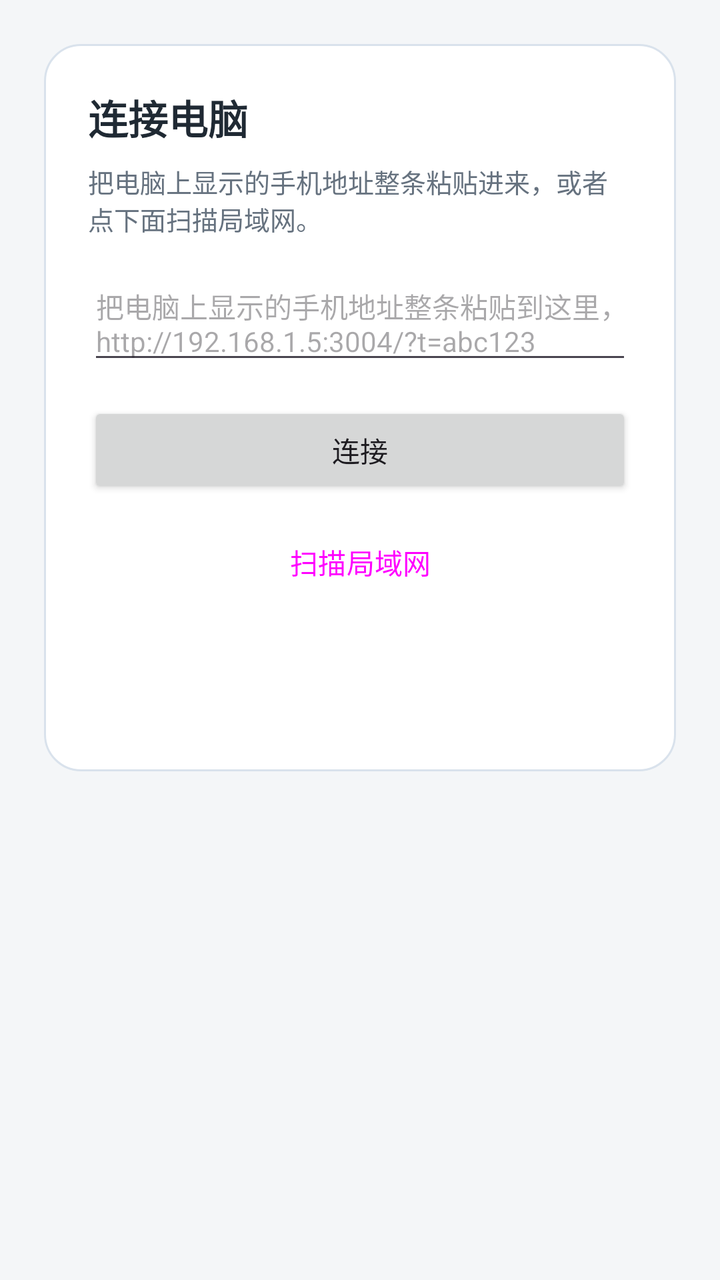
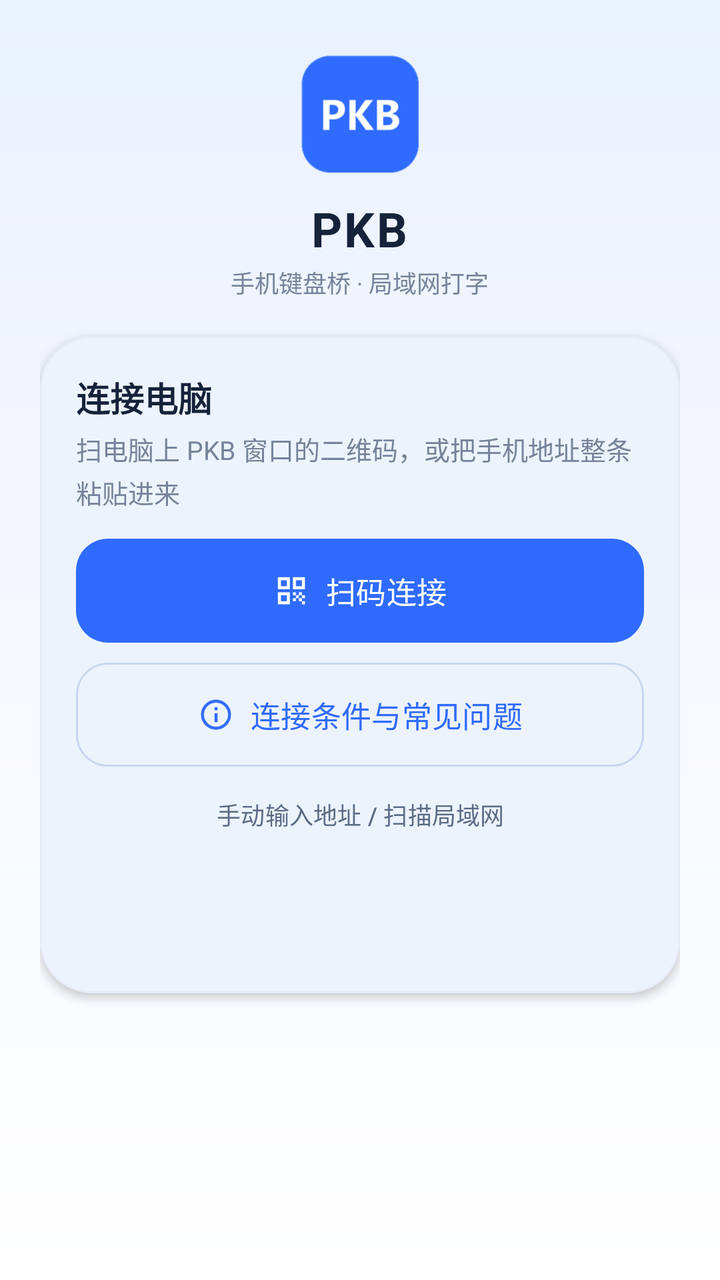

Two renders of the same Android screen: before a commit and after it. Below are the layout's source before the change and the commit's diff.
<!-- AndroidManifest.xml: application theme Theme.PKB -->
<!-- res/layout/activity_main.xml -->
<?xml version="1.0" encoding="utf-8"?>
<FrameLayout xmlns:android="http://schemas.android.com/apk/res/android"
    android:layout_width="match_parent"
    android:layout_height="match_parent"
    android:background="#F4F6F8">

    <WebView
        android:id="@+id/webView"
        android:layout_width="match_parent"
        android:layout_height="match_parent"
        android:visibility="gone" />

    <ScrollView
        android:id="@+id/setupScroll"
        android:layout_width="match_parent"
        android:layout_height="match_parent">

        <LinearLayout
            android:id="@+id/setupPanel"
            android:layout_width="match_parent"
            android:layout_height="wrap_content"
            android:layout_margin="22dp"
            android:background="@drawable/bg_card"
            android:orientation="vertical"
            android:padding="22dp">

            <TextView
                android:layout_width="wrap_content"
                android:layout_height="wrap_content"
                android:text="@string/setup_title"
                android:textColor="#1F2933"
                android:textSize="20sp"
                android:textStyle="bold" />

            <TextView
                android:layout_width="match_parent"
                android:layout_height="wrap_content"
                android:layout_marginTop="8dp"
                android:text="把电脑上显示的手机地址整条粘贴进来，或者点下面扫描局域网。"
                android:textColor="#66727F"
                android:textSize="13sp" />

            <EditText
                android:id="@+id/addressInput"
                android:layout_width="match_parent"
                android:layout_height="wrap_content"
                android:layout_marginTop="14dp"
                android:gravity="top"
                android:hint="@string/setup_hint"
                android:inputType="textUri"
                android:minLines="2"
                android:textSize="14sp" />

            <Button
                android:id="@+id/connectBtn"
                android:layout_width="match_parent"
                android:layout_height="wrap_content"
                android:layout_marginTop="14dp"
                android:text="@string/setup_connect" />

            <Button
                android:id="@+id/scanBtn"
                style="?attr/materialButtonOutlinedStyle"
                android:layout_width="match_parent"
                android:layout_height="wrap_content"
                android:layout_marginTop="8dp"
                android:text="@string/setup_scan" />

            <TextView
                android:id="@+id/setupStatus"
                android:layout_width="match_parent"
                android:layout_height="wrap_content"
                android:layout_marginTop="14dp"
                android:textColor="#66727F"
                android:textSize="13sp" />

            <TextView
                android:id="@+id/foundList"
                android:layout_width="match_parent"
                android:layout_height="wrap_content"
                android:layout_marginTop="8dp"
                android:textColor="#2F6FED"
                android:textSize="14sp" />
        </LinearLayout>
    </ScrollView>

    <Button
        android:id="@+id/changeBtn"
        android:layout_width="wrap_content"
        android:layout_height="36dp"
        android:layout_gravity="top|end"
        android:layout_margin="8dp"
        android:minWidth="0dp"
        android:paddingLeft="12dp"
        android:paddingRight="12dp"
        android:text="@string/setup_change"
        android:textSize="12sp"
        android:visibility="gone" />
</FrameLayout>
<!-- resources referenced by this layout -->
<resources>
  <!-- drawable bg_card (drawable) -->
  <?xml version="1.0" encoding="utf-8"?>
  <shape xmlns:android="http://schemas.android.com/apk/res/android"
      android:shape="rectangle">
      <solid android:color="#FFFFFF" />
      <corners android:radius="18dp" />
      <stroke
          android:width="1dp"
          android:color="#D9E2EC" />
  </shape>
  <string name="setup_change">修改地址</string>
  <string name="setup_connect">连接</string>
  <string name="setup_hint">把电脑上显示的手机地址整条粘贴到这里，例如：\nhttp://192.168.1.5:3004/?t=abc123</string>
  <string name="setup_scan">扫描局域网</string>
  <string name="setup_title">连接电脑</string>
  <!-- unchanged entries left out for length: 1 -->
</resources>

<!-- the commit's change to res/layout/activity_main.xml (unified diff, before → after) -->
@@ -1,8 +1,9 @@
 <?xml version="1.0" encoding="utf-8"?>
 <FrameLayout xmlns:android="http://schemas.android.com/apk/res/android"
+    xmlns:app="http://schemas.android.com/apk/res-auto"
     android:layout_width="match_parent"
     android:layout_height="match_parent"
-    android:background="#F4F6F8">
+    android:background="@drawable/bg_screen">
 
     <WebView
         android:id="@+id/webView"
@@ -13,87 +14,275 @@
     <ScrollView
         android:id="@+id/setupScroll"
         android:layout_width="match_parent"
-        android:layout_height="match_parent">
+        android:layout_height="match_parent"
+        android:clipToPadding="false"
+        android:fillViewport="true">
 
         <LinearLayout
             android:id="@+id/setupPanel"
             android:layout_width="match_parent"
             android:layout_height="wrap_content"
-            android:layout_margin="22dp"
-            android:background="@drawable/bg_card"
             android:orientation="vertical"
-            android:padding="22dp">
+            android:paddingLeft="20dp"
+            android:paddingTop="26dp"
+            android:paddingRight="20dp"
+            android:paddingBottom="24dp">
+
+            <ImageView
+                android:layout_width="62dp"
+                android:layout_height="62dp"
+                android:layout_gravity="center_horizontal"
+                android:contentDescription="@string/app_name"
+                android:src="@drawable/ic_launcher" />
 
             <TextView
                 android:layout_width="wrap_content"
                 android:layout_height="wrap_content"
-                android:text="@string/setup_title"
-                android:textColor="#1F2933"
-                android:textSize="20sp"
+                android:layout_gravity="center_horizontal"
+                android:layout_marginTop="10dp"
+                android:letterSpacing="0.04"
+                android:text="@string/app_name"
+                android:textColor="#15223A"
+                android:textSize="24sp"
                 android:textStyle="bold" />
 
             <TextView
+                android:layout_width="wrap_content"
+                android:layout_height="wrap_content"
+                android:layout_gravity="center_horizontal"
+                android:layout_marginTop="2dp"
+                android:text="@string/setup_tagline"
+                android:textColor="#76839A"
+                android:textSize="12sp" />
+
+            <com.google.android.material.card.MaterialCardView
                 android:layout_width="match_parent"
                 android:layout_height="wrap_content"
-                android:layout_marginTop="8dp"
-                android:text="把电脑上显示的手机地址整条粘贴进来，或者点下面扫描局域网。"
-                android:textColor="#66727F"
-                android:textSize="13sp" />
-
-            <EditText
-                android:id="@+id/addressInput"
-                android:layout_width="match_parent"
-                android:layout_height="wrap_content"
-                android:layout_marginTop="14dp"
-                android:gravity="top"
-                android:hint="@string/setup_hint"
-                android:inputType="textUri"
-                android:minLines="2"
-                android:textSize="14sp" />
-
-            <Button
-                android:id="@+id/connectBtn"
-                android:layout_width="match_parent"
-                android:layout_height="wrap_content"
-                android:layout_marginTop="14dp"
-                android:text="@string/setup_connect" />
-
-            <Button
-                android:id="@+id/scanBtn"
-                style="?attr/materialButtonOutlinedStyle"
-                android:layout_width="match_parent"
-                android:layout_height="wrap_content"
-                android:layout_marginTop="8dp"
-                android:text="@string/setup_scan" />
-
-            <TextView
-                android:id="@+id/setupStatus"
-                android:layout_width="match_parent"
-                android:layout_height="wrap_content"
-                android:layout_marginTop="14dp"
-                android:textColor="#66727F"
-                android:textSize="13sp" />
-
-            <TextView
-                android:id="@+id/foundList"
-                android:layout_width="match_parent"
-                android:layout_height="wrap_content"
-                android:layout_marginTop="8dp"
-                android:textColor="#2F6FED"
-                android:textSize="14sp" />
+                android:layout_marginTop="18dp"
+                app:cardBackgroundColor="#FFFFFF"
+                app:cardCornerRadius="26dp"
+                app:cardElevation="3dp"
+                app:strokeColor="#E6ECF7"
+                app:strokeWidth="1dp">
+
+                <LinearLayout
+                    android:layout_width="match_parent"
+                    android:layout_height="wrap_content"
+                    android:orientation="vertical"
+                    android:padding="18dp">
+
+                    <TextView
+                        android:layout_width="wrap_content"
+                        android:layout_height="wrap_content"
+                        android:text="@string/setup_title"
+                        android:textColor="#15223A"
+                        android:textSize="17sp"
+                        android:textStyle="bold" />
+
+                    <TextView
+                        android:layout_width="match_parent"
+                        android:layout_height="wrap_content"
+                        android:layout_marginTop="4dp"
+                        android:lineSpacingExtra="3dp"
+                        android:text="@string/setup_sub"
+                        android:textColor="#76839A"
+                        android:textSize="13sp" />
+
+                    <com.google.android.material.button.MaterialButton
+                        android:id="@+id/resumeBtn"
+                        style="@style/Widget.Material3.Button.TonalButton"
+                        android:layout_width="match_parent"
+                        android:layout_height="48dp"
+                        android:layout_marginTop="14dp"
+                        android:insetTop="0dp"
+                        android:insetBottom="0dp"
+                        android:text="@string/setup_resume"
+                        android:textColor="#1D4FD8"
+                        android:textSize="14sp"
+                        android:visibility="gone"
+                        app:backgroundTint="#E8F0FF"
+                        app:cornerRadius="16dp"
+                        app:icon="@drawable/ic_link"
+                        app:iconGravity="textStart"
+                        app:iconPadding="8dp"
+                        app:iconTint="#1D4FD8" />
+
+                    <com.google.android.material.button.MaterialButton
+                        android:id="@+id/qrBtn"
+                        android:layout_width="match_parent"
+                        android:layout_height="52dp"
+                        android:layout_marginTop="14dp"
+                        android:insetTop="0dp"
+                        android:insetBottom="0dp"
+                        android:text="@string/setup_qr"
+                        android:textSize="15sp"
+                        app:backgroundTint="#2F6BFF"
+                        app:cornerRadius="16dp"
+                        app:icon="@drawable/ic_qr"
+                        app:iconGravity="textStart"
+                        app:iconPadding="8dp"
+                        app:iconTint="#FFFFFF" />
+
+                    <com.google.android.material.button.MaterialButton
+                        android:id="@+id/helpToggle"
+                        style="@style/Widget.Material3.Button.OutlinedButton"
+                        android:layout_width="match_parent"
+                        android:layout_height="52dp"
+                        android:layout_marginTop="10dp"
+                        android:insetTop="0dp"
+                        android:insetBottom="0dp"
+                        android:text="@string/setup_help_toggle"
+                        android:textColor="#2F6BFF"
+                        android:textSize="15sp"
+                        app:cornerRadius="16dp"
+                        app:icon="@drawable/ic_info"
+                        app:iconGravity="textStart"
+                        app:iconPadding="8dp"
+                        app:iconTint="#2F6BFF"
+                        app:strokeColor="#C9D6EE" />
+
+                    <LinearLayout
+                        android:id="@+id/helpBox"
+                        android:layout_width="match_parent"
+                        android:layout_height="wrap_content"
+                        android:layout_marginTop="10dp"
+                        android:background="@drawable/bg_help"
+                        android:orientation="vertical"
+                        android:padding="14dp"
+                        android:visibility="gone">
+
+                        <TextView
+                            android:layout_width="match_parent"
+                            android:layout_height="wrap_content"
+                            android:lineSpacingExtra="4dp"
+                            android:text="@string/setup_help_body"
+                            android:textColor="#4A5A73"
+                            android:textSize="13sp" />
+                    </LinearLayout>
+
+                    <com.google.android.material.button.MaterialButton
+                        android:id="@+id/manualToggle"
+                        style="@style/Widget.Material3.Button.TextButton"
+                        android:layout_width="wrap_content"
+                        android:layout_height="40dp"
+                        android:layout_gravity="center_horizontal"
+                        android:layout_marginTop="4dp"
+                        android:insetTop="0dp"
+                        android:insetBottom="0dp"
+                        android:text="@string/setup_manual_toggle"
+                        android:textColor="#5B6B85"
+                        android:textSize="12sp" />
+
+                    <LinearLayout
+                        android:id="@+id/manualBox"
+                        android:layout_width="match_parent"
+                        android:layout_height="wrap_content"
+                        android:orientation="vertical"
+                        android:visibility="gone">
+
+                        <com.google.android.material.textfield.TextInputLayout
+                            style="@style/Widget.Material3.TextInputLayout.OutlinedBox"
+                            android:layout_width="match_parent"
+                            android:layout_height="wrap_content"
+                            android:layout_marginTop="6dp"
+                            android:hint="@string/setup_address"
+                            app:boxBackgroundColor="#F7F9FD"
+                            app:boxCornerRadiusBottomEnd="14dp"
+                            app:boxCornerRadiusBottomStart="14dp"
+                            app:boxCornerRadiusTopEnd="14dp"
+                            app:boxCornerRadiusTopStart="14dp"
+                            app:boxStrokeColor="#C9D6EE"
+                            app:startIconDrawable="@drawable/ic_link"
+                            app:startIconTint="#9AA8BF">
+
+                            <com.google.android.material.textfield.TextInputEditText
+                                android:id="@+id/addressInput"
+                                android:layout_width="match_parent"
+                                android:layout_height="wrap_content"
+                                android:gravity="top|start"
+                                android:inputType="textUri"
+                                android:maxLines="4"
+                                android:minLines="2"
+                                android:textColor="#15223A"
+                                android:textSize="14sp" />
+                        </com.google.android.material.textfield.TextInputLayout>
+
+                        <com.google.android.material.button.MaterialButton
+                            android:id="@+id/connectBtn"
+                            style="@style/Widget.Material3.Button.OutlinedButton"
+                            android:layout_width="match_parent"
+                            android:layout_height="48dp"
+                            android:layout_marginTop="10dp"
+                            android:insetTop="0dp"
+                            android:insetBottom="0dp"
+                            android:text="@string/setup_connect"
+                            android:textSize="14sp"
+                            app:cornerRadius="16dp"
+                            app:icon="@drawable/ic_link"
+                            app:iconGravity="textStart"
+                            app:iconPadding="8dp"
+                            app:iconTint="#2F6BFF"
+                            app:strokeColor="#C9D6EE" />
+
+                        <com.google.android.material.button.MaterialButton
+                            android:id="@+id/scanBtn"
+                            style="@style/Widget.Material3.Button.TextButton"
+                            android:layout_width="wrap_content"
+                            android:layout_height="40dp"
+                            android:layout_gravity="center_horizontal"
+                            android:insetTop="0dp"
+                            android:insetBottom="0dp"
+                            android:text="@string/setup_scan"
+                            android:textColor="#5B6B85"
+                            android:textSize="12sp"
+                            app:icon="@drawable/ic_wifi"
+                            app:iconGravity="textStart"
+                            app:iconPadding="6dp"
+                            app:iconSize="16dp"
+                            app:iconTint="#5B6B85" />
+                    </LinearLayout>
+
+                    <TextView
+                        android:id="@+id/setupStatus"
+                        android:layout_width="match_parent"
+                        android:layout_height="wrap_content"
+                        android:layout_marginTop="10dp"
+                        android:lineSpacingExtra="2dp"
+                        android:textColor="#76839A"
+                        android:textSize="13sp" />
+
+                    <TextView
+                        android:id="@+id/foundList"
+                        android:layout_width="match_parent"
+                        android:layout_height="wrap_content"
+                        android:layout_marginTop="6dp"
+                        android:textColor="#2F6BFF"
+                        android:textSize="13sp" />
+                </LinearLayout>
+            </com.google.android.material.card.MaterialCardView>
         </LinearLayout>
     </ScrollView>
 
-    <Button
+    <com.google.android.material.button.MaterialButton
         android:id="@+id/changeBtn"
+        style="@style/Widget.Material3.Button.TextButton"
         android:layout_width="wrap_content"
         android:layout_height="36dp"
         android:layout_gravity="top|end"
-        android:layout_margin="8dp"
+        android:layout_margin="10dp"
+        android:insetTop="0dp"
+        android:insetBottom="0dp"
         android:minWidth="0dp"
         android:paddingLeft="12dp"
         android:paddingRight="12dp"
         android:text="@string/setup_change"
+        android:textColor="#5B6B85"
         android:textSize="12sp"
-        android:visibility="gone" />
+        android:visibility="gone"
+        app:icon="@drawable/ic_link"
+        app:iconGravity="textStart"
+        app:iconPadding="6dp"
+        app:iconSize="14dp"
+        app:iconTint="#5B6B85" />
+
 </FrameLayout>
<!-- resource entries referenced after the edit -->
@@ -1,19 +1,85 @@
 <!-- resources referenced by this layout -->
 <resources>
-  <!-- drawable bg_card (drawable) -->
+  <!-- drawable bg_help (drawable) -->
   <?xml version="1.0" encoding="utf-8"?>
   <shape xmlns:android="http://schemas.android.com/apk/res/android"
       android:shape="rectangle">
       <solid android:color="#FFFFFF" />
-      <corners android:radius="18dp" />
+      <corners android:radius="20dp" />
       <stroke
           android:width="1dp"
-          android:color="#D9E2EC" />
+          android:color="#E6ECF7" />
   </shape>
+  <!-- drawable bg_screen (drawable) -->
+  <?xml version="1.0" encoding="utf-8"?>
+  <shape xmlns:android="http://schemas.android.com/apk/res/android"
+      android:shape="rectangle">
+      <gradient
+          android:angle="270"
+          android:endColor="#FFFFFF"
+          android:startColor="#EAF1FF"
+          android:type="linear" />
+  </shape>
+  <!-- drawable ic_info (drawable) -->
+  <?xml version="1.0" encoding="utf-8"?>
+  <vector xmlns:android="http://schemas.android.com/apk/res/android"
+      android:width="24dp"
+      android:height="24dp"
+      android:viewportWidth="24"
+      android:viewportHeight="24">
+      <path
+          android:fillColor="#FFFFFF"
+          android:pathData="M11,7h2v2h-2zM11,11h2v6h-2zM12,2C6.48,2 2,6.48 2,12s4.48,10 10,10 10,-4.48 10,-10S17.52,2 12,2zM12,20c-4.41,0 -8,-3.59 -8,-8s3.59,-8 8,-8 8,3.59 8,8 -3.59,8 -8,8z" />
+  </vector>
+  <!-- drawable ic_launcher: png bitmap (drawable-hdpi, 3217 bytes) -->
+  <!-- drawable ic_link (drawable) -->
+  <?xml version="1.0" encoding="utf-8"?>
+  <vector xmlns:android="http://schemas.android.com/apk/res/android"
+      android:width="24dp"
+      android:height="24dp"
+      android:viewportWidth="24"
+      android:viewportHeight="24">
+      <path
+          android:fillColor="#FFFFFF"
+          android:pathData="M3.9,12c0,-1.71 1.39,-3.1 3.1,-3.1h4V7H7c-2.76,0 -5,2.24 -5,5s2.24,5 5,5h4v-1.9H7c-1.71,0 -3.1,-1.39 -3.1,-3.1zM8,13h8v-2H8v2zM17,7h-4v1.9h4c1.71,0 3.1,1.39 3.1,3.1s-1.39,3.1 -3.1,3.1h-4V17h4c2.76,0 5,-2.24 5,-5s-2.24,-5 -5,-5z" />
+  </vector>
+  <!-- drawable ic_qr (drawable) -->
+  <?xml version="1.0" encoding="utf-8"?>
+  <vector xmlns:android="http://schemas.android.com/apk/res/android"
+      android:width="24dp"
+      android:height="24dp"
+      android:viewportWidth="24"
+      android:viewportHeight="24">
+      <path
+          android:fillColor="#FFFFFF"
+          android:pathData="M3,11h8V3H3V11zM5,5h4v4H5V5zM3,21h8v-8H3V21zM5,15h4v4H5V15zM13,3v8h8V3H13zM19,9h-4V5h4V9z" />
+      <path
+          android:fillColor="#FFFFFF"
+          android:pathData="M13,13h2v2h-2zM15,15h2v2h-2zM13,17h2v2h-2zM17,17h2v2h-2zM19,15h2v2h-2zM17,13h2v2h-2zM19,19h2v2h-2z" />
+  </vector>
+  <!-- drawable ic_wifi (drawable) -->
+  <?xml version="1.0" encoding="utf-8"?>
+  <vector xmlns:android="http://schemas.android.com/apk/res/android"
+      android:width="24dp"
+      android:height="24dp"
+      android:viewportWidth="24"
+      android:viewportHeight="24">
+      <path
+          android:fillColor="#FFFFFF"
+          android:pathData="M1,9l2,2c4.97,-4.97 13.03,-4.97 18,0l2,-2C16.93,2.93 7.08,2.93 1,9zM9,17l3,3 3,-3c-1.65,-1.66 -4.34,-1.66 -6,0zM5,13l2,2c2.76,-2.76 7.24,-2.76 10,0l2,-2C15.14,9.14 8.87,9.14 5,13z" />
+  </vector>
+  <string name="app_name">PKB</string>
+  <string name="setup_address">电脑地址</string>
   <string name="setup_change">修改地址</string>
   <string name="setup_connect">连接</string>
-  <string name="setup_hint">把电脑上显示的手机地址整条粘贴到这里，例如：\nhttp://192.168.1.5:3004/?t=abc123</string>
+  <string name="setup_help_body">支持的三种连法，任选一种：\n\n1）同一个 Wi‑Fi\n手机和电脑连同一个路由器。注意：校园网、公司网、酒店网常开「设备隔离」，会连不上。\n\n2）电脑连手机热点（最稳，推荐）\n手机打开「个人热点」，让电脑连上这个热点。手机自己的 Wi‑Fi 可以关掉，走流量也行。\n\n3）手机连电脑热点\n电脑开移动热点，手机连上电脑的热点，效果同上。\n\n每次都要做的三件事：\n· 电脑上的 PKB 保持运行（关窗口会缩到托盘继续跑）\n· 第一次连时，Windows 防火墙弹窗要点「允许」，并且勾上「专用网络」\n· 手机上看不到电脑，或者换了 Wi‑Fi／热点，IP 会变，重新扫一次电脑上的二维码即可\n\n连上之后手机页面上如果一片空白，点右上角「修改地址」就能回到这一页，重新扫码。</string>
+  <string name="setup_help_toggle">连接条件与常见问题</string>
+  <string name="setup_manual_toggle">手动输入地址 / 扫描局域网</string>
+  <string name="setup_qr">扫码连接</string>
+  <string name="setup_resume">继续上次的连接</string>
   <string name="setup_scan">扫描局域网</string>
+  <string name="setup_sub">扫电脑上 PKB 窗口的二维码，或把手机地址整条粘贴进来</string>
+  <string name="setup_tagline">手机键盘桥 · 局域网打字</string>
   <string name="setup_title">连接电脑</string>
   <!-- unchanged entries left out for length: 1 -->
 </resources>
